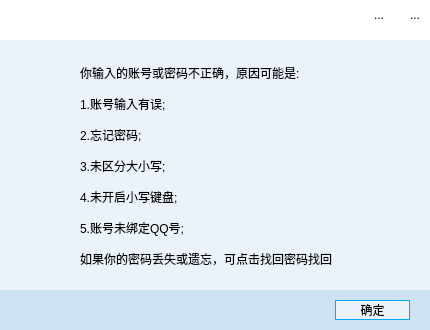
Above: QQClient/login.ui from Fantasy714/-Qt5-C-S-QQ- before the change. Below: the same form after it.
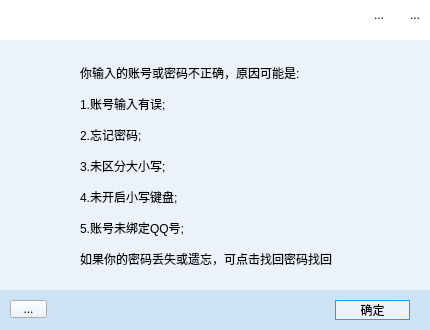
That is the form after the change. Icons and pictures are not drawn.

What changed in the file:
```diff
--- a/QQClient/login.ui
+++ b/QQClient/login.ui
@@ -903,7 +903,7 @@
 }</string>
        </property>
        <property name="editable">
-        <bool>true</bool>
+        <bool>false</bool>
        </property>
       </widget>
       <zorder>comboBox</zorder>
@@ -1096,43 +1096,6 @@
     </item>
    </layout>
   </widget>
-  <widget class="QLabel" name="label_2">
-   <property name="geometry">
-    <rect>
-     <x>0</x>
-     <y>300</y>
-     <width>430</width>
-     <height>30</height>
-    </rect>
-   </property>
-   <property name="minimumSize">
-    <size>
-     <width>430</width>
-     <height>30</height>
-    </size>
-   </property>
-   <property name="maximumSize">
-    <size>
-     <width>430</width>
-     <height>30</height>
-    </size>
-   </property>
-   <property name="styleSheet">
-    <string notr="true">QLabel
-{
-	background-color:rgb(255, 251, 197);
-}</string>
-   </property>
-   <property name="text">
-    <string/>
-   </property>
-   <property name="textFormat">
-    <enum>Qt::AutoText</enum>
-   </property>
-   <property name="scaledContents">
-    <bool>false</bool>
-   </property>
-  </widget>
   <widget class="QWidget" name="PwdErr" native="true">
    <property name="geometry">
     <rect>
@@ -1283,10 +1246,24 @@
      </item>
     </layout>
    </widget>
+   <widget class="QToolButton" name="toolButton">
+    <property name="geometry">
+     <rect>
+      <x>10</x>
+      <y>260</y>
+      <width>37</width>
+      <height>18</height>
+     </rect>
+    </property>
+    <property name="text">
+     <string>...</string>
+    </property>
+   </widget>
    <zorder>layoutWidget</zorder>
    <zorder>label_11</zorder>
    <zorder>pushButton_2</zorder>
    <zorder>label_10</zorder>
+   <zorder>toolButton</zorder>
   </widget>
   <widget class="QLabel" name="shurupwd">
    <property name="geometry">
@@ -1332,6 +1309,107 @@
     <string>请输入账号后再登录</string>
    </property>
   </widget>
+  <widget class="QWidget" name="TipsWidget" native="true">
+   <property name="geometry">
+    <rect>
+     <x>0</x>
+     <y>300</y>
+     <width>430</width>
+     <height>30</height>
+    </rect>
+   </property>
+   <property name="minimumSize">
+    <size>
+     <width>430</width>
+     <height>30</height>
+    </size>
+   </property>
+   <property name="maximumSize">
+    <size>
+     <width>430</width>
+     <height>30</height>
+    </size>
+   </property>
+   <layout class="QHBoxLayout" name="horizontalLayout_3">
+    <property name="spacing">
+     <number>0</number>
+    </property>
+    <property name="leftMargin">
+     <number>0</number>
+    </property>
+    <property name="topMargin">
+     <number>0</number>
+    </property>
+    <property name="rightMargin">
+     <number>0</number>
+    </property>
+    <property name="bottomMargin">
+     <number>0</number>
+    </property>
+    <item>
+     <widget class="QLabel" name="IconLabel">
+      <property name="minimumSize">
+       <size>
+        <width>25</width>
+        <height>30</height>
+       </size>
+      </property>
+      <property name="maximumSize">
+       <size>
+        <width>25</width>
+        <height>30</height>
+       </size>
+      </property>
+      <property name="styleSheet">
+       <string notr="true">QLabel
+{
+	background-color:rgb(255, 251, 197);
+}</string>
+      </property>
+      <property name="text">
+       <string/>
+      </property>
+      <property name="pixmap">
+       <pixmap resource="lib.qrc">:/lib/tishi.png</pixmap>
+      </property>
+      <property name="scaledContents">
+       <bool>false</bool>
+      </property>
+     </widget>
+    </item>
+    <item>
+     <widget class="QLabel" name="tipsLabel">
+      <property name="minimumSize">
+       <size>
+        <width>405</width>
+        <height>30</height>
+       </size>
+      </property>
+      <property name="maximumSize">
+       <size>
+        <width>405</width>
+        <height>30</height>
+       </size>
+      </property>
+      <property name="styleSheet">
+       <string notr="true">QLabel
+{
+	background-color:rgb(255, 251, 197);
+}</string>
+      </property>
+      <property name="text">
+       <string/>
+      </property>
+      <property name="textFormat">
+       <enum>Qt::AutoText</enum>
+      </property>
+      <property name="scaledContents">
+       <bool>false</bool>
+      </property>
+     </widget>
+    </item>
+   </layout>
+  </widget>
   <zorder>MovieLabel</zorder>
   <zorder>widget</zorder>
   <zorder>label</zorder>
@@ -1339,9 +1417,9 @@
   <zorder>widget_2</zorder>
   <zorder>NewAcBtn</zorder>
   <zorder>widget_3</zorder>
-  <zorder>label_2</zorder>
   <zorder>shurupwd</zorder>
   <zorder>shuruacc</zorder>
+  <zorder>TipsWidget</zorder>
   <zorder>PwdErr</zorder>
  </widget>
  <resources>
```
